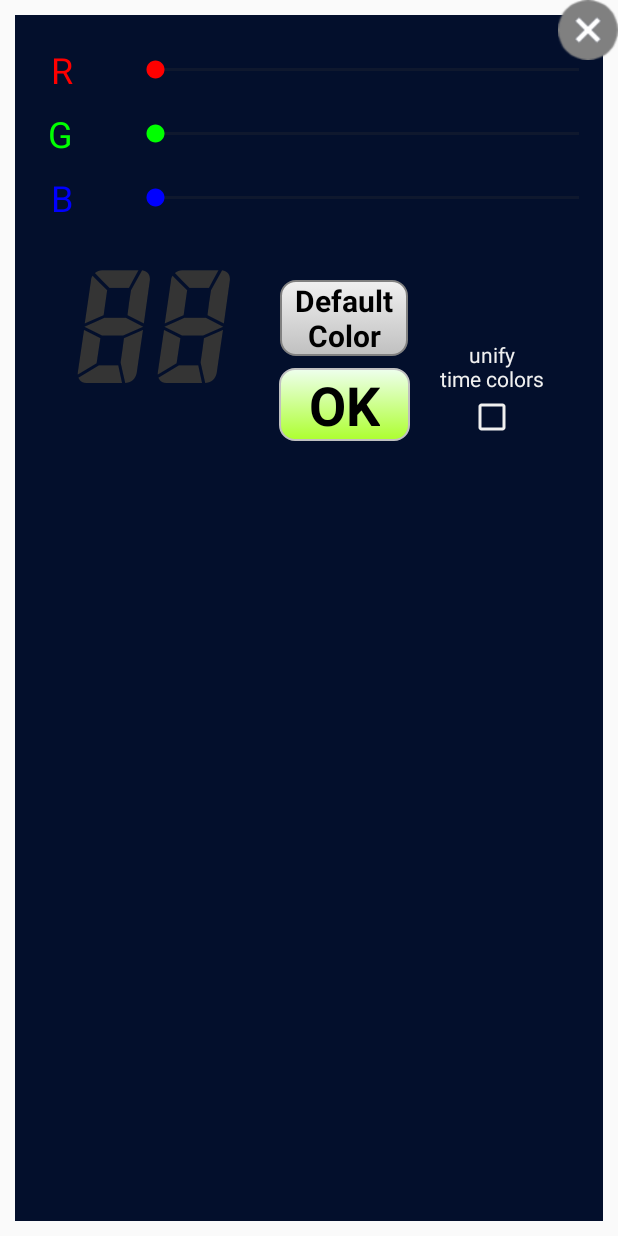
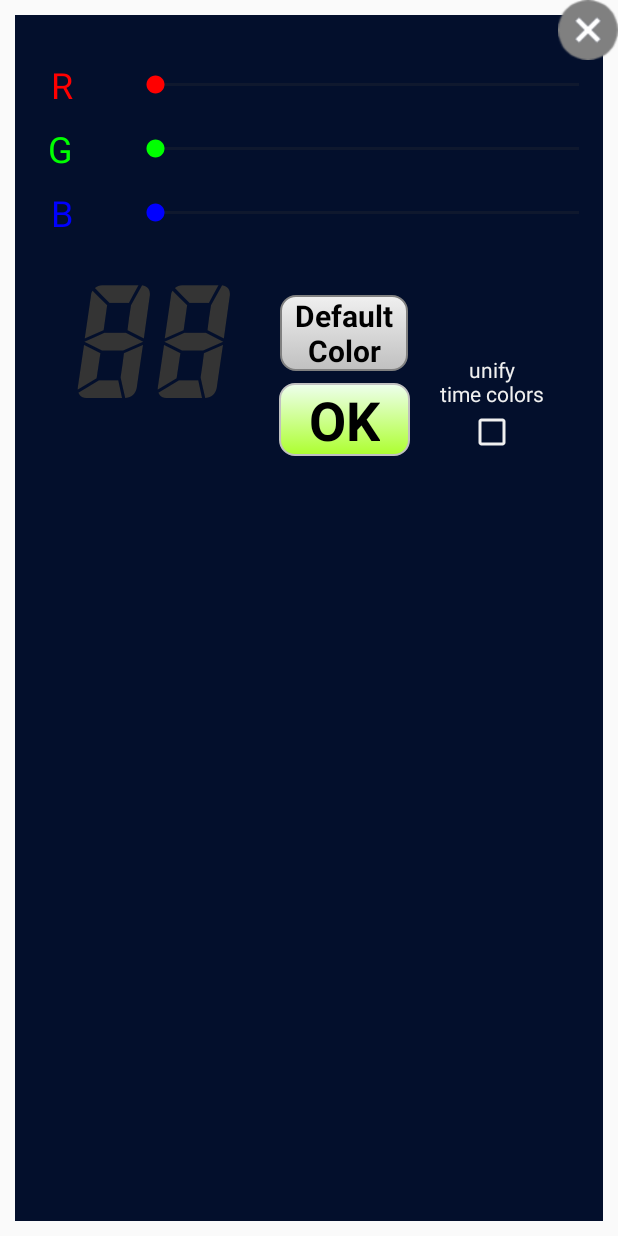
Before and after one commit to YutarohKubo/KotlinDigitalClock, an Android app: the layout layout_set_color_popup.xml on its own in the app's theme, with its tools: preview values and no code run, on a phone screen of 412 x 824 dp. Run offline under Robolectric (Android 15) with nearby library versions, the phone set to English and light mode, and no system bars.

Commit message:
Colorポップアップのシークバーの表示位置を10dp下げたのと、「：」のColorポップアップでのOKボタンの表示崩れを修正した

```diff
--- a/app/src/main/java/chom/arikui/waffle/digitalclockapp/PopupColor.kt
+++ b/app/src/main/java/chom/arikui/waffle/digitalclockapp/PopupColor.kt
@@ -105,7 +105,7 @@ class PopupColor(private val activity: MainActivity) {
             }
             R.id.text_divide_hour_and_minute -> {
                 frameSample.visibility = View.GONE
-                sampleTextTitle.visibility = View.GONE
+                sampleTextTitle.visibility = View.INVISIBLE
                 sampleText = popupView.findViewById(R.id.text_divide_hour_and_minute_sample)
                 sampleText.visibility = View.VISIBLE
                 sampleText.text = textDivideTime.text
--- a/app/src/main/res/layout/layout_set_color_popup.xml
+++ b/app/src/main/res/layout/layout_set_color_popup.xml
@@ -16,7 +16,7 @@
             android:id="@+id/seek_bar_red_area"
             android:layout_width="match_parent"
             android:layout_height="wrap_content"
-            android:layout_marginTop="20dp"
+            android:layout_marginTop="30dp"
             android:layout_marginBottom="10dp"
             android:orientation="horizontal">
 
```
